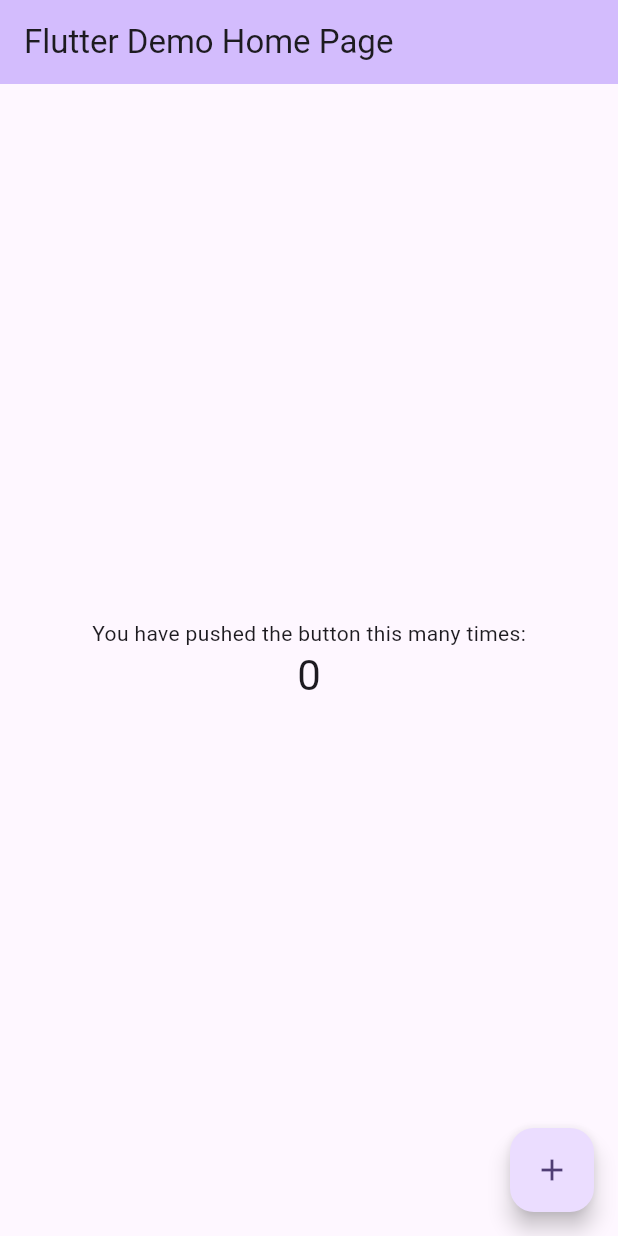
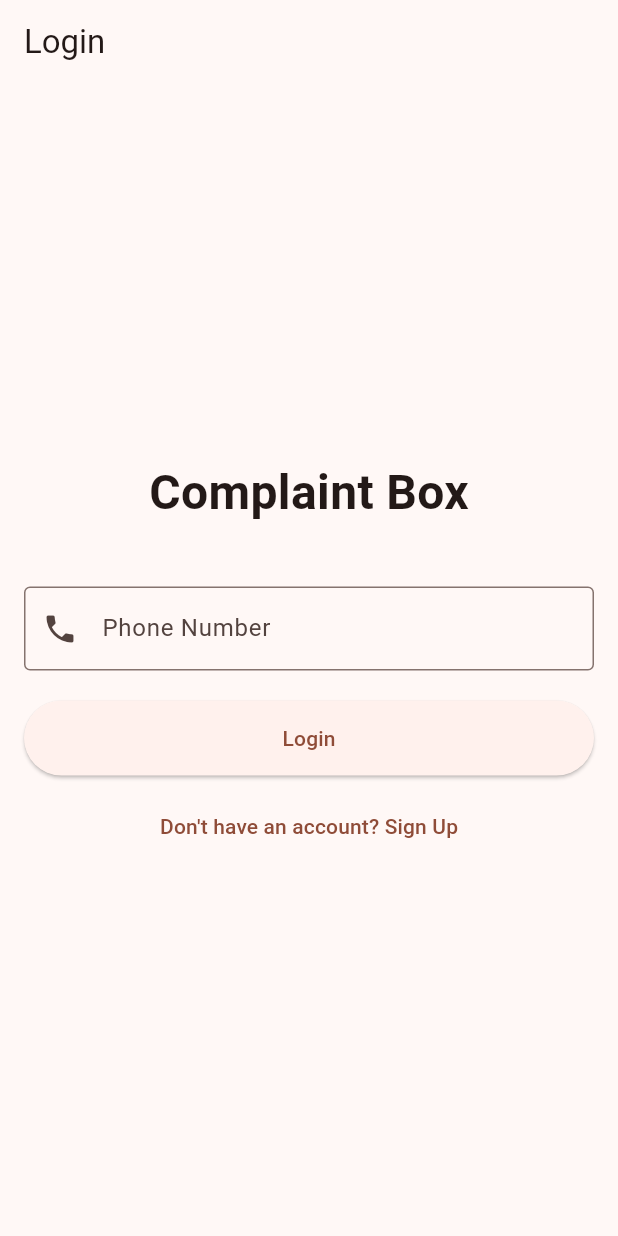
Before and after one commit to balnavroop1212/greivance_project, a Flutter app: the screen it shows after launch, on a phone screen of 412 x 824 dp. Run offline on Flutter 3.47's test engine with Material 3 defaults, Android fonts, the phone set to English and light mode, and no system bars.

Commit message:
added new login page and sign up page

```diff
--- /dev/null
+++ b/lib/login_page.dart
@@ -0,0 +1,74 @@
+import 'package:flutter/material.dart';
+import 'home_page.dart';
+import 'signup_page.dart';
+
+class LoginPage extends StatefulWidget {
+  const LoginPage({super.key});
+
+  @override
+  State<LoginPage> createState() => _LoginPageState();
+}
+
+class _LoginPageState extends State<LoginPage> {
+  final TextEditingController _phoneController = TextEditingController();
+
+  void _login() {
+    if (_phoneController.text.isNotEmpty) {
+      Navigator.pushReplacement(
+        context,
+        MaterialPageRoute(builder: (context) => const HomePage()),
+      );
+    } else {
+      ScaffoldMessenger.of(context).showSnackBar(
+        const SnackBar(content: Text('Please enter your phone number')),
+      );
+    }
+  }
+
+  @override
+  Widget build(BuildContext context) {
+    return Scaffold(
+      appBar: AppBar(title: const Text('Login')),
+      body: Padding(
+        padding: const EdgeInsets.all(16.0),
+        child: Column(
+          mainAxisAlignment: MainAxisAlignment.center,
+          children: [
+            const Text(
+              'Complaint Box',
+              style: TextStyle(fontSize: 32, fontWeight: FontWeight.bold),
+            ),
+            const SizedBox(height: 40),
+            TextField(
+              controller: _phoneController,
+              decoration: const InputDecoration(
+                labelText: 'Phone Number',
+                border: OutlineInputBorder(),
+                prefixIcon: Icon(Icons.phone),
+              ),
+              keyboardType: TextInputType.phone,
+            ),
+            const SizedBox(height: 20),
+            ElevatedButton(
+              onPressed: _login,
+              style: ElevatedButton.styleFrom(
+                minimumSize: const Size.fromHeight(50),
+              ),
+              child: const Text('Login'),
+            ),
+            const SizedBox(height: 10),
+            TextButton(
+              onPressed: () {
+                Navigator.push(
+                  context,
+                  MaterialPageRoute(builder: (context) => const SignupPage()),
+                );
+              },
+              child: const Text('Don\'t have an account? Sign Up'),
+            ),
+          ],
+        ),
+      ),
+    );
+  }
+}
--- a/lib/main.dart
+++ b/lib/main.dart
@@ -1,4 +1,5 @@
 import 'package:flutter/material.dart';
+import 'login_page.dart';
 
 void main() {
   runApp(const MyApp());
@@ -7,117 +8,16 @@ void main() {
 class MyApp extends StatelessWidget {
   const MyApp({super.key});
 
-  // This widget is the root of your application.
   @override
   Widget build(BuildContext context) {
     return MaterialApp(
-      title: 'Flutter Demo',
+      title: 'Complaint Box',
       debugShowCheckedModeBanner: false,
       theme: ThemeData(
-        // This is the theme of your application.
-        //
-        // TRY THIS: Try running your application with "flutter run". You'll see
-        // the application has a purple toolbar. Then, without quitting the app,
-        // try changing the seedColor in the colorScheme below to Colors.green
-        // and then invoke "hot reload" (save your changes or press the "hot
-        // reload" button in a Flutter-supported IDE, or press "r" if you used
-        // the command line to start the app).
-        //
-        // Notice that the counter didn't reset back to zero; the application
-        // state is not lost during the reload. To reset the state, use hot
-        // restart instead.
-        //
-        // This works for code too, not just values: Most code changes can be
-        // tested with just a hot reload.
-        colorScheme: .fromSeed(seedColor: Colors.deepPurple),
+        colorScheme: ColorScheme.fromSeed(seedColor: Colors.deepOrange),
+        useMaterial3: true,
       ),
-      home: const MyHomePage(title: 'Flutter Demo Home Page'),
+      home: const LoginPage(),
     );
   }
 }
-
-class MyHomePage extends StatefulWidget {
-  const MyHomePage({super.key, required this.title});
-
-  // This widget is the home page of your application. It is stateful, meaning
-  // that it has a State object (defined below) that contains fields that affect
-  // how it looks.
-
-  // This class is the configuration for the state. It holds the values (in this
-  // case the title) provided by the parent (in this case the App widget) and
-  // used by the build method of the State. Fields in a Widget subclass are
-  // always marked "final".
-
-  final String title;
-
-  @override
-  State<MyHomePage> createState() => _MyHomePageState();
-}
-
-class _MyHomePageState extends State<MyHomePage> {
-  int _counter = 0;
-
-  void _incrementCounter() {
-    setState(() {
-      // This call to setState tells the Flutter framework that something has
-      // changed in this State, which causes it to rerun the build method below
-      // so that the display can reflect the updated values. If we changed
-      // _counter without calling setState(), then the build method would not be
-      // called again, and so nothing would appear to happen.
-      _counter++;
-    });
-  }
-
-  @override
-  Widget build(BuildContext context) {
-    // This method is rerun every time setState is called, for instance as done
-    // by the _incrementCounter method above.
-    //
-    // The Flutter framework has been optimized to make rerunning build methods
-    // fast, so that you can just rebuild anything that needs updating rather
-    // than having to individually change instances of widgets.
-    return Scaffold(
-      appBar: AppBar(
-        // TRY THIS: Try changing the color here to a specific color (to
-        // Colors.amber, perhaps?) and trigger a hot reload to see the AppBar
-        // change color while the other colors stay the same.
-        backgroundColor: Theme.of(context).colorScheme.inversePrimary,
-        // Here we take the value from the MyHomePage object that was created by
-        // the App.build method, and use it to set our appbar title.
-        title: Text(widget.title),
-      ),
-      body: Center(
-        // Center is a layout widget. It takes a single child and positions it
-        // in the middle of the parent.
-        child: Column(
-          // Column is also a layout widget. It takes a list of children and
-          // arranges them vertically. By default, it sizes itself to fit its
-          // children horizontally, and tries to be as tall as its parent.
-          //
-          // Column has various properties to control how it sizes itself and
-          // how it positions its children. Here we use mainAxisAlignment to
-          // center the children vertically; the main axis here is the vertical
-          // axis because Columns are vertical (the cross axis would be
-          // horizontal).
-          //
-          // TRY THIS: Invoke "debug painting" (choose the "Toggle Debug Paint"
-          // action in the IDE, or press "p" in the console), to see the
-          // wireframe for each widget.
-          mainAxisAlignment: .center,
-          children: [
-            const Text('You have pushed the button this many times:'),
-            Text(
-              '$_counter',
-              style: Theme.of(context).textTheme.headlineMedium,
-            ),
-          ],
-        ),
-      ),
-      floatingActionButton: FloatingActionButton(
-        onPressed: _incrementCounter,
-        tooltip: 'Increment',
-        child: const Icon(Icons.add),
-      ),
-    );
-  }
-}
--- a/pubspec.yaml
+++ b/pubspec.yaml
@@ -30,6 +30,7 @@ environment:
 dependencies:
   flutter:
     sdk: flutter
+  provider: ^6.1.1 # For state management
 
   # The following adds the Cupertino Icons font to your application.
   # Use with the CupertinoIcons class for iOS style icons.
```
Also changed, not shown: lib/home_page.dart (added, +129 -0 lines), lib/signup_page.dart (added, +79 -0 lines), pubspec.lock, 2 other files.
